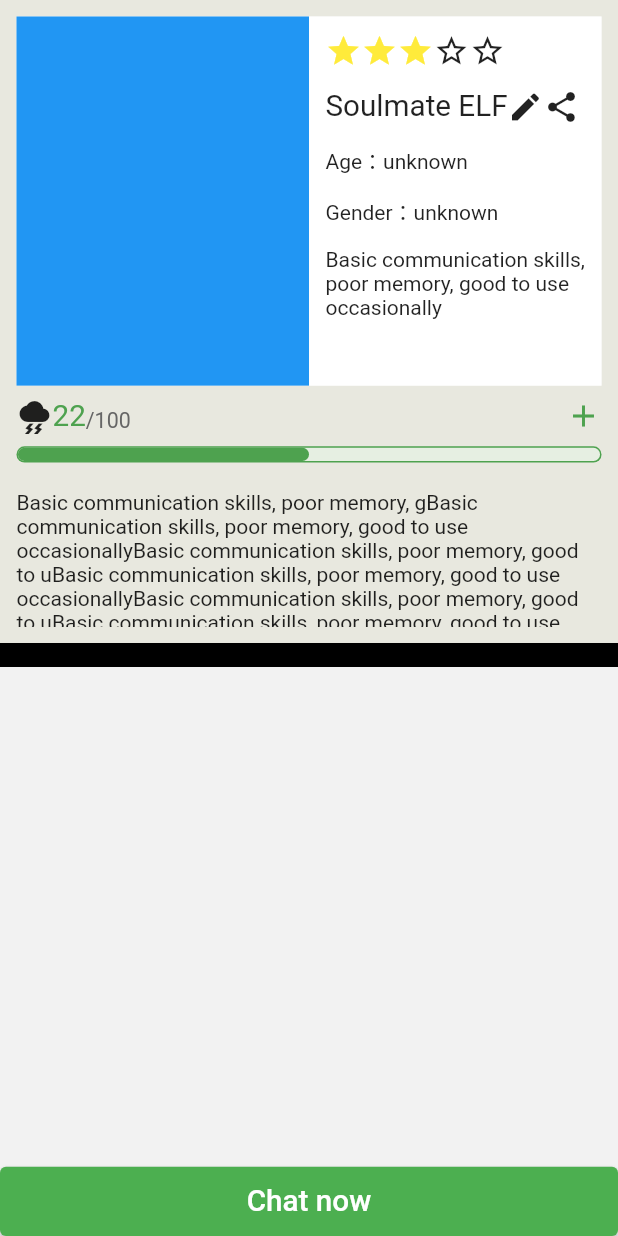
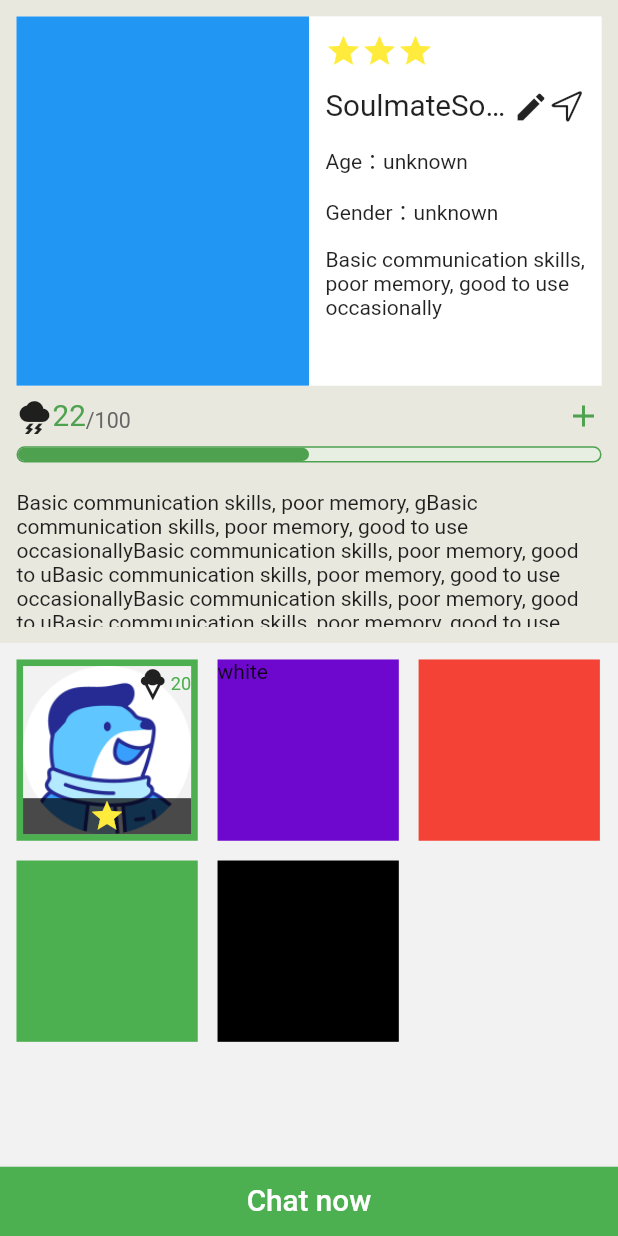
Before and after one commit to soulmateelf/flutter_soulmateelf, a Flutter app: the HomePage widget shown alone on an empty page, opened directly, on a phone screen of 412 x 824 dp. Run offline on Flutter 3.47's test engine with Material 2 defaults, Android fonts, the phone set to English and light mode, and no system bars; drawn by our look-alikes of percent_indicator, pull_to_refresh; our stand-ins replace connectivity_plus, dio, flutter_bloc, flutter_easyloading, flutter_keyboard_visibility, flutter_screenutil and 6 more; missing offline and left inert: flutter_form_bloc, form_bloc; accounts and stored records are empty; statements that could not run were skipped.

Commit message:
'添加角色样式'

```diff
--- a/lib/views/main/home/logic.dart
+++ b/lib/views/main/home/logic.dart
@@ -1,6 +1,19 @@
+/*
+ * @Date: 2023-04-10 09:35:33
+ * @LastEditors: Wws wuwensheng@donganyun.com
+ * @LastEditTime: 2023-04-12 14:56:57
+ * @FilePath: \soulmate\lib\views\main\home\logic.dart
+ */
 import 'package:get/get.dart';
 
 class HomeLogic extends GetxController {
+  var _selectedRole = null;
+
+  get selectedRole => _selectedRole;
+
+  set selectedRole(dynamic role) {
+    _selectedRole = role;
+  }
 
   @override
   void onInit() {
--- a/lib/views/main/home/view.dart
+++ b/lib/views/main/home/view.dart
@@ -1,7 +1,7 @@
 /*
  * @Date: 2023-04-10 09:35:33
  * @LastEditors: Wws wuwensheng@donganyun.com
- * @LastEditTime: 2023-04-12 10:58:43
+ * @LastEditTime: 2023-04-12 14:58:26
  * @FilePath: \soulmate\lib\views\main\home\view.dart
  */
 ////////////////////////
@@ -11,6 +11,9 @@
 ///LastEditTime: 2022-02-09 15:40:33
 ///Description:
 ////////////////////////
+import 'dart:math';
+
+import 'package:flutter/cupertino.dart';
 import 'package:flutter/material.dart';
 import 'package:flutter_screenutil/flutter_screenutil.dart';
 import 'package:flutter_soulmateelf/widgets/library/projectLibrary.dart';
@@ -74,22 +77,24 @@ class HomePage extends StatelessWidget {
                                           Icons.star,
                                           color: Colors.yellow,
                                         ),
-                                        Icon(Icons.star_border_outlined),
-                                        Icon(Icons.star_border_outlined)
                                       ],
                                     ),
                                     Padding(
                                       padding: EdgeInsets.only(top: 24.w),
                                       child: Row(
                                         children: [
-                                          Text(
-                                            "Soulmate ELF",
+                                          Expanded(
+                                            child: Text(
+                                              "SoulmateSoulmateSoulmateSoulmate ELF",
+                                              overflow: TextOverflow.ellipsis,
+                                              softWrap: false,
                                               style: TextStyle(
                                                 fontSize: 36.sp,
                                               ),
                                             ),
+                                          ),
                                           const Icon(Icons.edit),
-                                          const Icon(Icons.share)
+                                          const Icon(CupertinoIcons.location)
                                         ],
                                       ),
                                     ),
@@ -101,11 +106,12 @@ class HomePage extends StatelessWidget {
                                       padding: EdgeInsets.only(top: 24.w),
                                       child: const Text("Gender：unknown"),
                                     ),
-                                    Padding(
+                                    Expanded(
+                                        child: Padding(
                                       padding: EdgeInsets.only(top: 24.w),
                                       child: const Text(
                                           "Basic communication skills, poor memory, good to use occasionally"),
-                                    ),
+                                    )),
                                   ],
                                 ),
                               ))
@@ -171,23 +177,106 @@ class HomePage extends StatelessWidget {
                     ),
                   ),
                   Expanded(
-                      child: Stack(
+                      child: Container(
+                    width: double.infinity,
+                    child: Column(
+                      crossAxisAlignment: CrossAxisAlignment.start,
                       children: [
-                      Container(
-                        child: Text("123123"),
-                        width: double.infinity,
-                        color: Colors.black,
+                        Expanded(
+                            child: SingleChildScrollView(
+                          padding: EdgeInsets.all(20.w),
+                          child: Wrap(
+                            runSpacing: 24.w,
+                            spacing: 24.w,
+                            children: [
+                              InkWell(
+                                onTap: () {
+                                  print(logic.selectedRole);
+                                },
+                                child: Container(
+                                  width: 220.w,
+                                  height: 220.w,
+                                  decoration: BoxDecoration(
+                                      border: Border.all(
+                                    color: Colors.green,
+                                    width: 8.w,
+                                  )),
+                                  child: Stack(children: [
+                                    Image.asset(
+                                        "assets/images/icons/avatar.png"),
+                                    Positioned(
+                                      top: 0,
+                                      right: 0,
+                                      child: Row(
+                                        children: [
+                                          Icon(Icons.icecream),
+                                          Text(
+                                            "20",
+                                            style: TextStyle(
+                                                color: Colors.green,
+                                                fontSize: 22.sp),
+                                          )
+                                        ],
+                                      ),
                                     ),
                                     Positioned(
                                       bottom: 0,
                                       left: 0,
                                       right: 0,
                                       child: Container(
+                                        color: Color.fromRGBO(0, 0, 0, 0.7),
+                                        child: Row(
+                                          mainAxisAlignment:
+                                              MainAxisAlignment.center,
+                                          children: const [
+                                            Icon(
+                                              Icons.star,
+                                              color: Colors.yellow,
+                                            )
+                                          ],
+                                        ),
+                                      ),
+                                    )
+                                  ]),
+                                ),
+                              ),
+                              Container(
+                                width: 220.w,
+                                height: 220.w,
+                                color: Color.fromARGB(255, 111, 8, 207),
+                                child: InkWell(
+                                  onTap: () {
+                                    print("123");
+                                  },
+                                  child: Text("white"),
+                                ),
+                              ),
+                              Container(
+                                width: 220.w,
+                                height: 220.w,
+                                color: Colors.red,
+                              ),
+                              Container(
+                                width: 220.w,
+                                height: 220.w,
+                                color: Colors.green,
+                              ),
+                              Container(
+                                width: 220.w,
+                                height: 220.w,
+                                color: Colors.black,
+                              ),
+                            ],
+                          ),
+                        )),
+                        Container(
                           height: 84.w,
+                          width: double.infinity,
                           child: ElevatedButton(
                             style: ButtonStyle(
-
-                            ),
+                                shape: MaterialStateProperty.all(
+                                    RoundedRectangleBorder(
+                                        borderRadius: BorderRadius.zero))),
                             child: Text(
                               'Chat now',
                               style: TextStyle(fontSize: 36.sp),
@@ -195,8 +284,8 @@ class HomePage extends StatelessWidget {
                             onPressed: () {},
                           ),
                         ),
-                      )
                       ],
+                    ),
                   ))
                 ],
               )));
```
Lines whose indentation alone changed are shown as unchanged.
